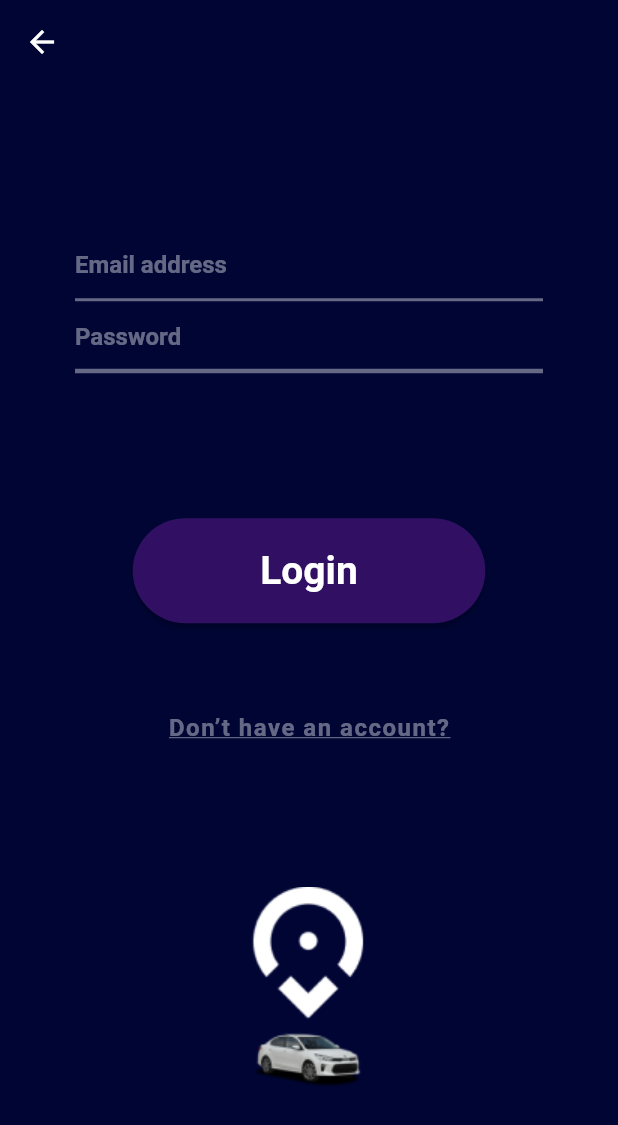
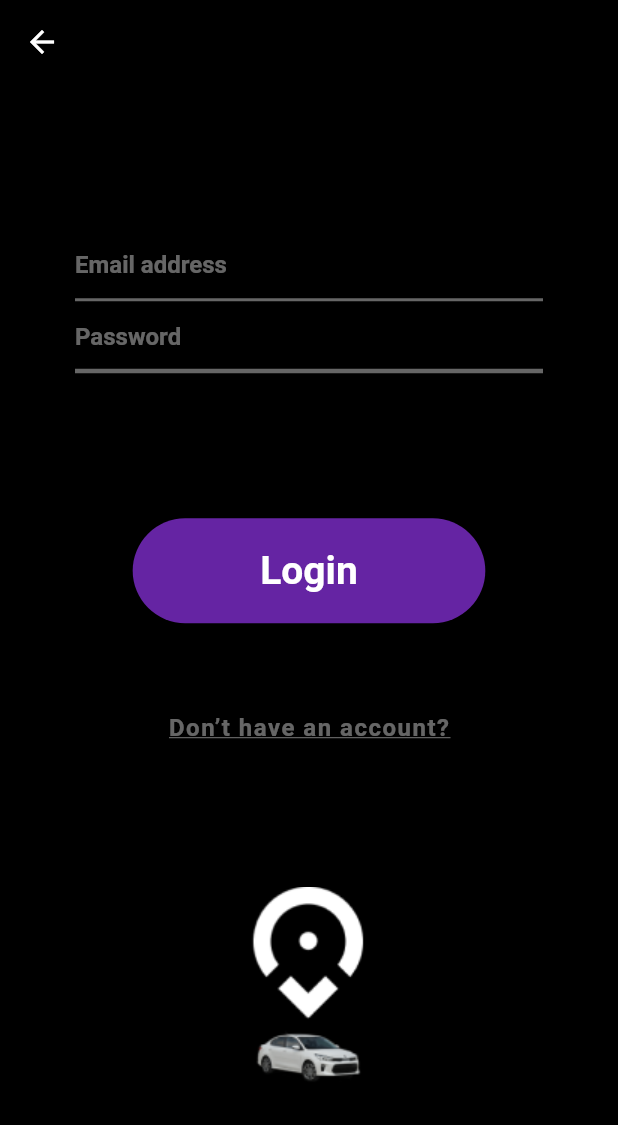
Before and after one commit to StefanVlad0/ServiceFinder, a Flutter app: the screen it shows after launch, after a tap on "Login", on a phone screen of 412 x 824 dp. Shown: the top 1125 px of the screen. Run offline on Flutter 3.47's test engine with Material 2 defaults, Android fonts, the light colour scheme and no system bars; our stand-ins replace flutter_rating_bar, go_router, google_fonts.

Commit message:
Change colors on auth -m

```diff
--- a/lib/TypeOfAcc.dart
+++ b/lib/TypeOfAcc.dart
@@ -19,9 +19,9 @@
     return Responsive(
       mobile: Scaffold(
           resizeToAvoidBottomInset: false,
-          backgroundColor: const Color(0xFF000534),
+          backgroundColor: Color.fromARGB(255, 0, 0, 0),
           appBar: AppBar(
-            backgroundColor: Color(0xFF000534),
+            backgroundColor: Color.fromARGB(255, 0, 0, 0),
             elevation: 0,
           ),
           body: SafeArea(
@@ -38,7 +38,7 @@
                       //padding:
                       //  EdgeInsets.symmetric(vertical: 150, horizontal: 25),
                       decoration: BoxDecoration(
-                        color: Color.fromRGBO(0, 7, 72, 1),
+                        color: Color.fromRGBO(27, 26, 26, 1),
                         borderRadius: BorderRadius.circular(50),
                       ),
 
--- a/lib/first_page.dart
+++ b/lib/first_page.dart
@@ -18,7 +18,7 @@
   Widget build(BuildContext context) {
     return Responsive(
       mobile: Scaffold(
-          backgroundColor: const Color(0xFF000534),
+          backgroundColor: Color.fromARGB(255, 0, 0, 0),
           body: SafeArea(
             child: Container(
               ///gradientul de sus
@@ -26,8 +26,8 @@
                 gradient: RadialGradient(
                   center: Alignment.topCenter,
                   colors: [
-                    Color.fromRGBO(50, 15, 98, 0.8),
-                    Color(0xFF000534),
+                    Color.fromRGBO(61, 1, 159, 0.8),
+                    Color.fromARGB(255, 0, 0, 0),
                   ],
                   stops: [
                     0.5,
@@ -77,7 +77,7 @@
                             fontSize: 26,
                           )),
                       style: ElevatedButton.styleFrom(
-                        backgroundColor: Color(0xFF310F62),
+                        backgroundColor: Color.fromRGBO(101, 36, 163, 1),
                         padding: const EdgeInsets.symmetric(
                             horizontal: 85, vertical: 20),
                         shape: RoundedRectangleBorder(
@@ -117,7 +117,7 @@
                               width: 4, color: Color.fromRGBO(55, 22, 113, 1)),
                           shape: RoundedRectangleBorder(
                               borderRadius: BorderRadius.circular(50)),
-                          backgroundColor: Color(0xFF000534),
+                          backgroundColor: Color.fromARGB(255, 0, 0, 0),
                           padding: const EdgeInsets.symmetric(
                               vertical: 20, horizontal: 85)),
                       onPressed: () {
--- a/lib/login_page.dart
+++ b/lib/login_page.dart
@@ -18,9 +18,9 @@
     return Responsive(
       mobile: Scaffold(
           resizeToAvoidBottomInset: false,
-          backgroundColor: const Color(0xFF000534),
+          backgroundColor: Color.fromARGB(255, 0, 0, 0),
           appBar: AppBar(
-            backgroundColor: Color(0xFF000534),
+            backgroundColor: Color.fromARGB(255, 0, 0, 0),
             elevation: 0,
           ),
           body: SafeArea(
@@ -93,7 +93,7 @@
                           fontSize: 26,
                         )),
                     style: ElevatedButton.styleFrom(
-                      backgroundColor: Color(0xFF310F62),
+                      backgroundColor: Color.fromRGBO(101, 36, 163, 1),
                       padding: const EdgeInsets.symmetric(
                           horizontal: 85, vertical: 20),
                       shape: RoundedRectangleBorder(
--- a/lib/signin_page_service.dart
+++ b/lib/signin_page_service.dart
@@ -18,9 +18,9 @@
     return Responsive(
         mobile: Scaffold(
             resizeToAvoidBottomInset: false,
-            backgroundColor: const Color(0xFF000534),
+            backgroundColor: Color.fromARGB(255, 0, 0, 0),
             appBar: AppBar(
-              backgroundColor: Color(0xFF000534),
+              backgroundColor: Color.fromARGB(255, 0, 0, 0),
               elevation: 0,
             ),
             body: SafeArea(
@@ -238,7 +238,7 @@
                               fontSize: 26,
                             )),
                         style: ElevatedButton.styleFrom(
-                          backgroundColor: Color(0xFF310F62),
+                          backgroundColor: Color.fromRGBO(101, 36, 163, 1),
                           padding: const EdgeInsets.symmetric(
                               horizontal: 85, vertical: 20),
                           shape: RoundedRectangleBorder(
--- a/lib/signin_page_user.dart
+++ b/lib/signin_page_user.dart
@@ -18,9 +18,9 @@
     return Responsive(
         mobile: Scaffold(
             resizeToAvoidBottomInset: false,
-            backgroundColor: const Color(0xFF000534),
+            backgroundColor: Color.fromARGB(255, 0, 0, 0),
             appBar: AppBar(
-              backgroundColor: Color(0xFF000534),
+              backgroundColor: Color.fromARGB(255, 0, 0, 0),
               elevation: 0,
             ),
             body: SafeArea(
@@ -238,7 +238,7 @@
                               fontSize: 26,
                             )),
                         style: ElevatedButton.styleFrom(
-                          backgroundColor: Color(0xFF310F62),
+                          backgroundColor: Color.fromRGBO(101, 36, 163, 1),
                           padding: const EdgeInsets.symmetric(
                               horizontal: 85, vertical: 20),
                           shape: RoundedRectangleBorder(
```
